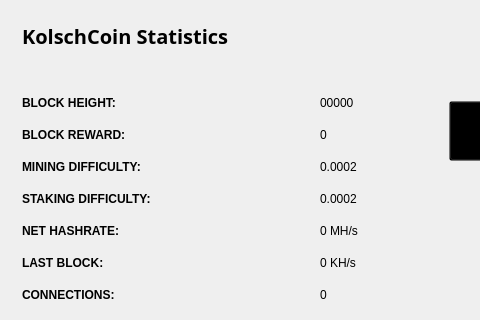
First picture: the form in src/qt/forms/statisticspage.ui, repository X2Team2017/X2, before the edit; both pictures show x 0 to 480 and y 0 to 320 of the 623 by 505 pixel window.
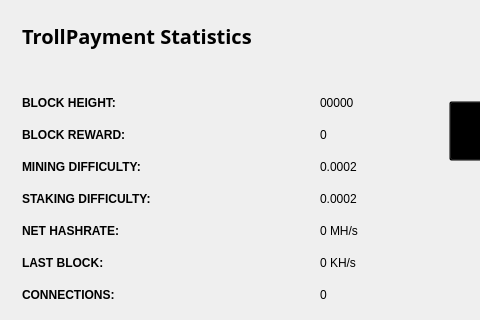
Second picture: the form after the edit.

```diff
--- a/src/qt/forms/statisticspage.ui
+++ b/src/qt/forms/statisticspage.ui
@@ -332,7 +332,7 @@
            <string notr="true">color: rgb(0, 0, 0);</string>
           </property>
           <property name="text">
-           <string>&lt;html&gt;&lt;head/&gt;&lt;body&gt;&lt;p&gt;&lt;span style=&quot; font-size:20px; font-weight:600; color: rgb(0, 0, 0);;&quot;&gt;KolschCoin Statistics&lt;/span&gt;&lt;/p&gt;&lt;/body&gt;&lt;/html&gt;</string>
+           <string>&lt;html&gt;&lt;head/&gt;&lt;body&gt;&lt;p&gt;&lt;span style=&quot; font-size:20px; font-weight:600; color: rgb(0, 0, 0);;&quot;&gt;TrollPayment Statistics&lt;/span&gt;&lt;/p&gt;&lt;/body&gt;&lt;/html&gt;</string>
           </property>
          </widget>
         </item>
```
